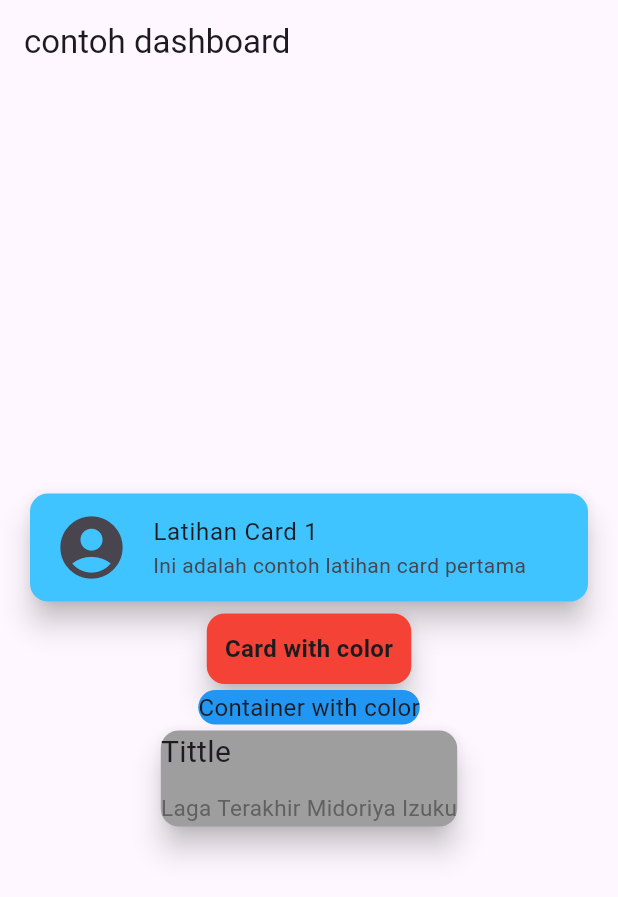
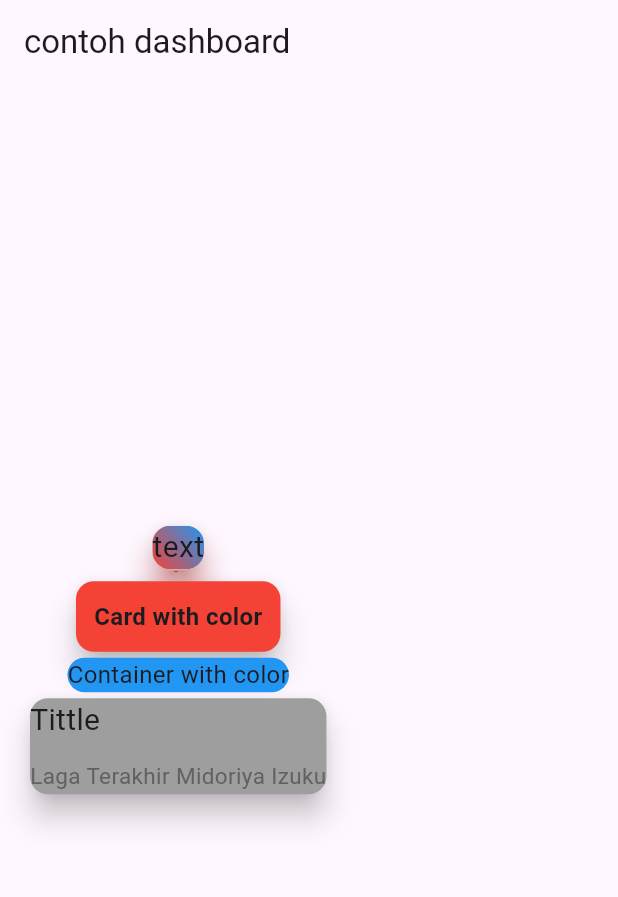
Before and after one commit to GUYwithPTSD/tugas_week8_1123150135, a Flutter app: the screen it shows after launch, on a phone screen of 412 x 824 dp. Shown: the top 897 px of the screen. Run offline on Flutter 3.47's test engine with Material 3 defaults, Android fonts, the phone set to English and light mode, and no system bars.

Commit message:
mencoba mengikut materi - membuat card

```diff
--- a/lib/pages/test.dart
+++ b/lib/pages/test.dart
@@ -11,16 +11,20 @@ class TestPages extends StatelessWidget {
         padding: const EdgeInsets.all(16.0),
         child: Column(
           mainAxisAlignment: MainAxisAlignment.center,
-
-          // crossAxisAlignment: CrossAxisAlignment.start,
           children: [
             Card(
-              color: Colors.lightBlueAccent,
               elevation: 8,
-              child: ListTile(
-                leading: Icon(Icons.account_circle, size: 50),
-                title: Text("Latihan Card 1"),
-                subtitle: Text("Ini adalah contoh latihan card pertama"),
+              shadowColor: Colors.red,
+              clipBehavior: Clip.antiAlias,
+              child: Container(
+                decoration: BoxDecoration(
+                  gradient: LinearGradient(
+                    begin: Alignment.topRight,
+                    end: Alignment.bottomLeft,
+                    colors: [Colors.blue, Colors.red],
+                  ),
+                ),
+                child: Text("text", style: TextStyle(fontSize: 20.0)),
               ),
             ),
             Card(
```
